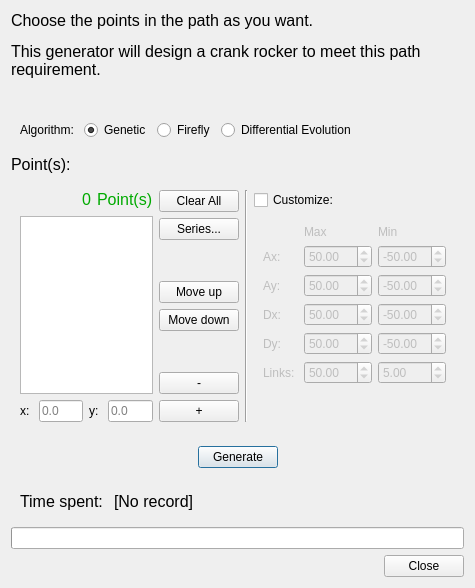
Before: the Qt Designer form core/panel/run_Path_Solving.ui in KmolYuan/Pyslvs-UI, drawn with Qt 5.
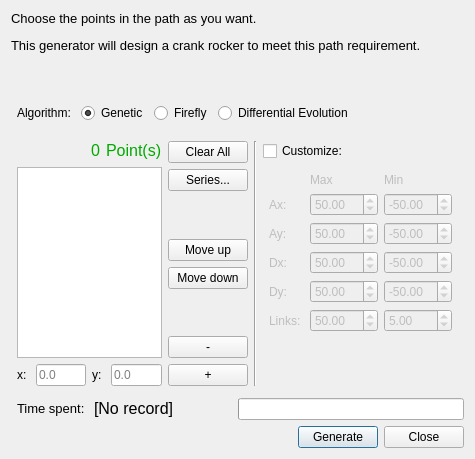
After: the same form once the commit is applied. Icons and pictures are not drawn.

Commit message: Path solving UI improve.

The edit to the form file:
```diff
--- a/core/panel/run_Path_Solving.ui
+++ b/core/panel/run_Path_Solving.ui
@@ -7,11 +7,11 @@
     <x>0</x>
     <y>0</y>
     <width>475</width>
-    <height>588</height>
+    <height>459</height>
    </rect>
   </property>
   <property name="sizePolicy">
-   <sizepolicy hsizetype="Fixed" vsizetype="Fixed">
+   <sizepolicy hsizetype="Preferred" vsizetype="Preferred">
     <horstretch>0</horstretch>
     <verstretch>0</verstretch>
    </sizepolicy>
@@ -19,13 +19,13 @@
   <property name="minimumSize">
    <size>
     <width>475</width>
-    <height>588</height>
+    <height>459</height>
    </size>
   </property>
   <property name="maximumSize">
    <size>
     <width>475</width>
-    <height>588</height>
+    <height>459</height>
    </size>
   </property>
   <property name="windowTitle">
@@ -45,7 +45,7 @@
    <item>
     <widget class="QLabel" name="label">
      <property name="text">
-      <string>&lt;html&gt;&lt;head/&gt;&lt;body&gt;&lt;p&gt;&lt;span style=&quot; font-size:12pt;&quot;&gt;Choose the points in the path as you want.&lt;/span&gt;&lt;/p&gt;&lt;p&gt;&lt;span style=&quot; font-size:12pt;&quot;&gt;This generator will design a crank rocker to meet this path requirement.&lt;/span&gt;&lt;/p&gt;&lt;/body&gt;&lt;/html&gt;</string>
+      <string>&lt;html&gt;&lt;head/&gt;&lt;body&gt;&lt;p&gt;&lt;span style=&quot; font-size:10pt;&quot;&gt;Choose the points in the path as you want.&lt;/span&gt;&lt;/p&gt;&lt;p&gt;&lt;span style=&quot; font-size:10pt;&quot;&gt;This generator will design a crank rocker to meet this path requirement.&lt;/span&gt;&lt;/p&gt;&lt;/body&gt;&lt;/html&gt;</string>
      </property>
      <property name="textFormat">
       <enum>Qt::RichText</enum>
@@ -74,6 +74,18 @@
    <item>
     <widget class="QWidget" name="algorithmPanel" native="true">
      <layout class="QHBoxLayout" name="algorithmPanelLayout">
+      <property name="leftMargin">
+       <number>6</number>
+      </property>
+      <property name="topMargin">
+       <number>6</number>
+      </property>
+      <property name="rightMargin">
+       <number>6</number>
+      </property>
+      <property name="bottomMargin">
+       <number>6</number>
+      </property>
       <item>
        <widget class="QLabel" name="label_6">
         <property name="sizePolicy">
@@ -127,39 +139,6 @@
      </layout>
     </widget>
    </item>
-   <item>
-    <layout class="QHBoxLayout" name="horizontalLayout_4">
-     <item>
-      <widget class="QLabel" name="label_2">
-       <property name="text">
-        <string>&lt;html&gt;&lt;head/&gt;&lt;body&gt;&lt;p&gt;&lt;span style=&quot; font-size:12pt;&quot;&gt;Point(s):&lt;/span&gt;&lt;/p&gt;&lt;/body&gt;&lt;/html&gt;</string>
-       </property>
-       <property name="textFormat">
-        <enum>Qt::RichText</enum>
-       </property>
-       <property name="alignment">
-        <set>Qt::AlignLeading|Qt::AlignLeft|Qt::AlignTop</set>
-       </property>
-       <property name="wordWrap">
-        <bool>true</bool>
-       </property>
-      </widget>
-     </item>
-     <item>
-      <spacer name="horizontalSpacer_2">
-       <property name="orientation">
-        <enum>Qt::Horizontal</enum>
-       </property>
-       <property name="sizeHint" stdset="0">
-        <size>
-         <width>40</width>
-         <height>20</height>
-        </size>
-       </property>
-      </spacer>
-     </item>
-    </layout>
-   </item>
    <item>
     <widget class="QWidget" name="mainPanel" native="true">
      <property name="sizePolicy">
@@ -169,6 +148,18 @@
       </sizepolicy>
      </property>
      <layout class="QHBoxLayout" name="mainPanelLayout">
+      <property name="leftMargin">
+       <number>6</number>
+      </property>
+      <property name="topMargin">
+       <number>6</number>
+      </property>
+      <property name="rightMargin">
+       <number>6</number>
+      </property>
+      <property name="bottomMargin">
+       <number>6</number>
+      </property>
       <item>
        <layout class="QVBoxLayout" name="verticalLayout_2">
         <item>
@@ -367,6 +358,18 @@
            <bool>false</bool>
           </property>
           <layout class="QGridLayout" name="gridLayout">
+           <property name="leftMargin">
+            <number>6</number>
+           </property>
+           <property name="topMargin">
+            <number>6</number>
+           </property>
+           <property name="rightMargin">
+            <number>6</number>
+           </property>
+           <property name="bottomMargin">
+            <number>6</number>
+           </property>
            <item row="1" column="0">
             <widget class="QLabel" name="label_8">
              <property name="text">
@@ -565,54 +568,29 @@
     </widget>
    </item>
    <item>
-    <widget class="QWidget" name="startPanel" native="true">
-     <layout class="QHBoxLayout" name="startPanelLayout">
-      <item>
-       <spacer name="horizontalSpacer_3">
-        <property name="orientation">
-         <enum>Qt::Horizontal</enum>
-        </property>
-        <property name="sizeHint" stdset="0">
-         <size>
-          <width>40</width>
-          <height>20</height>
-         </size>
-        </property>
-       </spacer>
-      </item>
-      <item>
-       <widget class="QPushButton" name="Generate">
-        <property name="text">
-         <string>Generate</string>
-        </property>
-        <property name="default">
-         <bool>false</bool>
-        </property>
-       </widget>
-      </item>
-      <item>
-       <spacer name="horizontalSpacer_4">
-        <property name="orientation">
-         <enum>Qt::Horizontal</enum>
-        </property>
-        <property name="sizeHint" stdset="0">
-         <size>
-          <width>40</width>
-          <height>20</height>
-         </size>
-        </property>
-       </spacer>
-      </item>
-     </layout>
-    </widget>
-   </item>
+    <layout class="QHBoxLayout" name="horizontalLayout_4">
+     <property name="spacing">
+      <number>0</number>
+     </property>
    <item>
     <widget class="QWidget" name="timePanel" native="true">
      <layout class="QHBoxLayout" name="timePanelLayout">
+        <property name="leftMargin">
+         <number>6</number>
+        </property>
+        <property name="topMargin">
+         <number>0</number>
+        </property>
+        <property name="rightMargin">
+         <number>6</number>
+        </property>
+        <property name="bottomMargin">
+         <number>0</number>
+        </property>
       <item>
        <widget class="QLabel" name="label_7">
         <property name="text">
-         <string>&lt;html&gt;&lt;head/&gt;&lt;body&gt;&lt;p&gt;&lt;span style=&quot; font-size:12pt;&quot;&gt;Time spent: &lt;/span&gt;&lt;/p&gt;&lt;/body&gt;&lt;/html&gt;</string>
+           <string>&lt;html&gt;&lt;head/&gt;&lt;body&gt;&lt;p&gt;&lt;span style=&quot; font-size:10pt;&quot;&gt;Time spent: &lt;/span&gt;&lt;/p&gt;&lt;/body&gt;&lt;/html&gt;</string>
         </property>
        </widget>
       </item>
@@ -649,6 +627,8 @@
      </property>
     </widget>
    </item>
+    </layout>
+   </item>
    <item>
     <layout class="QHBoxLayout" name="horizontalLayout">
      <item>
@@ -664,8 +644,24 @@
        </property>
       </spacer>
      </item>
+     <item>
+      <widget class="QPushButton" name="Generate">
+       <property name="text">
+        <string>Generate</string>
+       </property>
+       <property name="default">
+        <bool>false</bool>
+       </property>
+      </widget>
+     </item>
      <item>
       <widget class="QDialogButtonBox" name="buttonBox">
+       <property name="sizePolicy">
+        <sizepolicy hsizetype="Fixed" vsizetype="Fixed">
+         <horstretch>0</horstretch>
+         <verstretch>0</verstretch>
+        </sizepolicy>
+       </property>
        <property name="standardButtons">
         <set>QDialogButtonBox::Close</set>
        </property>
```
Lines whose indentation alone changed are shown as unchanged. The commit also changes 14 other files.
